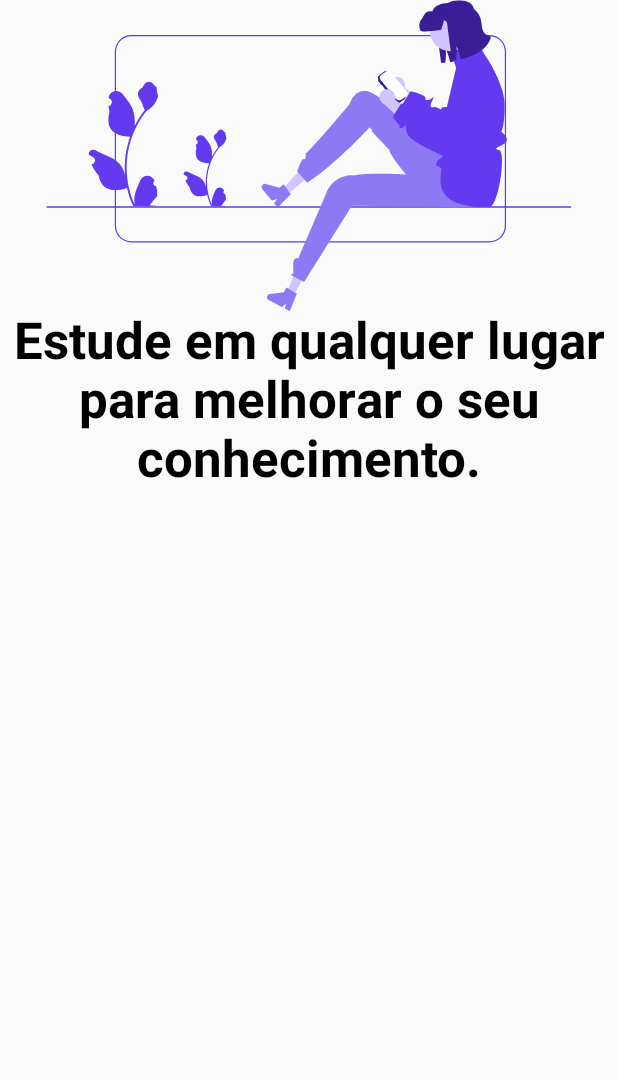
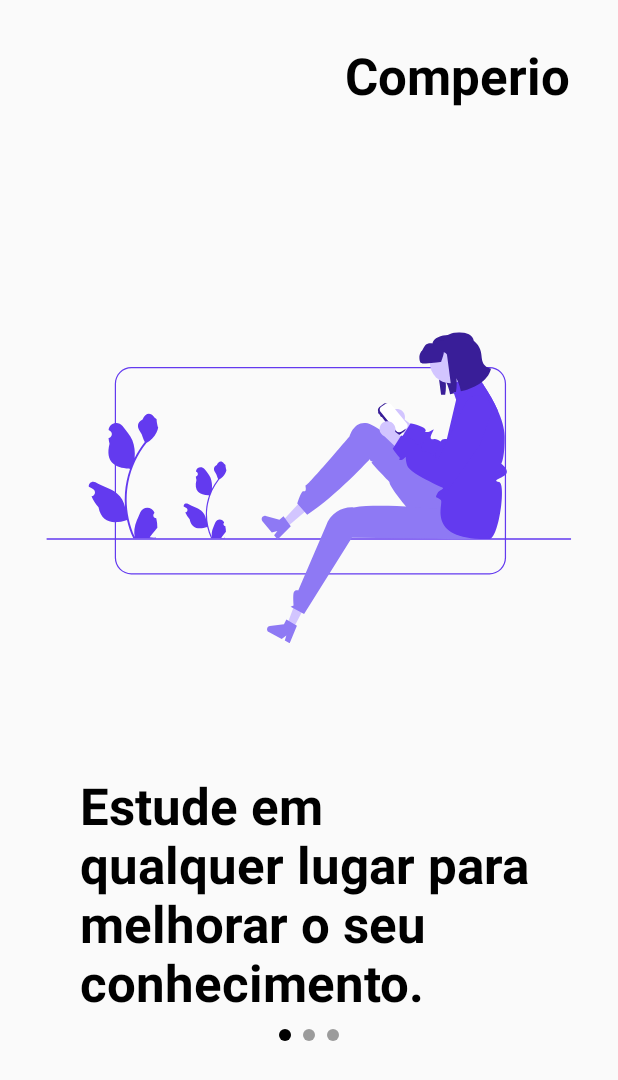
Before and after one commit to Nextness/Comperio, an Android app built with Jetpack Compose: the screen it shows after launch (MainActivity), on a phone screen of 412 x 824 dp. Shown: the top 1080 px of the screen. Run offline under Robolectric (Android 15) with nearby library versions, the phone set to English and light mode, and no system bars; our stand-ins replace Dagger/Hilt's generated code, accompanist; 3 statements that could not run were skipped.

Commit message:
Updating Onboarding Pages (#6)

```diff
--- a/app/src/main/AndroidManifest.xml
+++ b/app/src/main/AndroidManifest.xml
@@ -25,7 +25,8 @@
 
             <meta-data
                 android:name="android.app.lib_name"
-                android:value="" />
+                android:value=""
+                />
         </activity>
     </application>
 
--- a/app/src/main/java/com/research/comperio/screens/onboarding/OnboardingScreen.kt
+++ b/app/src/main/java/com/research/comperio/screens/onboarding/OnboardingScreen.kt
@@ -44,29 +44,49 @@ fun OnboardingScreen(
     val pagerState = rememberPagerState(pageCount = 3)
 
     Column(modifier = Modifier.fillMaxSize()) {
+        Row(modifier = Modifier
+            .fillMaxWidth(),
+            horizontalArrangement = Arrangement.End){
+            Text(
+                modifier = Modifier
+                    .padding(
+                        end = 32.dp,
+                        top = 32.dp
+                    ),
+                text = "Comperio",
+                fontWeight = FontWeight.Bold,
+                // TODO: Fix the size of the font to fit the correct UI system.
+                fontSize = MaterialTheme.typography.h4.fontSize
+            )
+        }
+
+        Spacer(modifier = Modifier.size(150.dp))
+
         HorizontalPager(
             state = pagerState,
             verticalAlignment = Alignment.Top
         ) { position ->
             PagerScreen(onBoardingPage = pages[position])
         }
+
         HorizontalPagerIndicator(
             modifier = Modifier.align(Alignment.CenterHorizontally),
             pagerState = pagerState
         )
+
         CompletionButton(Modifier, pagerState) {
             welcomeViewModel.saveOnboardingState(completed = true)
             navController.popBackStack()
             navController.navigate(ScreenHolder.HomeScreenHolder.route)
         }
+
     }
 }
 
 @Composable
 fun PagerScreen(onBoardingPage: OnboardingPage){
     Column(
-        modifier = Modifier
-            .fillMaxSize(),
+        modifier = Modifier.fillMaxWidth(),
         horizontalAlignment = Alignment.CenterHorizontally,
         verticalArrangement = Arrangement.Top,
     ) {
@@ -75,12 +95,17 @@ fun PagerScreen(onBoardingPage: OnboardingPage){
             painter = painterResource(id = onBoardingPage.image),
             contentDescription = "Pager Description"
         )
+
+        Spacer(modifier = Modifier.size(79.dp))
+
         Text(
-            modifier = Modifier,
+            modifier = Modifier
+                .width(326.dp)
+                .padding(10.dp),
             text = stringResource(onBoardingPage.title),
             fontSize = MaterialTheme.typography.h4.fontSize,
             fontWeight = FontWeight.Bold,
-            textAlign = TextAlign.Center,
+            textAlign = TextAlign.Left,
         )
     }
 }
@@ -106,7 +131,7 @@ fun CompletionButton(modifier: Modifier, pagerState: PagerState, onClick: () ->
                     contentColor = Color.White
                 )
             ) {
-                Text(text = "Finish")
+                Text(text = "Concluir Introdução")
             }
         }
     }
@@ -124,7 +149,7 @@ fun SkipButton(modifier: Modifier, onClick: () -> Unit) {
 @Preview(showBackground = true)
 @Composable
 fun PreviewFirstOnboardingScreen() {
-    Column(modifier = Modifier.fillMaxSize()) {
+    Column(modifier = Modifier) {
         PagerScreen(onBoardingPage = OnboardingPage.Page01)
     }
 }
@@ -132,7 +157,7 @@ fun PreviewFirstOnboardingScreen() {
 @Preview(showBackground = true)
 @Composable
 fun PreviewSecondOnboardingScreen() {
-    Column(modifier = Modifier.fillMaxSize()) {
+    Column(modifier = Modifier) {
         PagerScreen(onBoardingPage = OnboardingPage.Page02)
     }
 }
@@ -140,7 +165,7 @@ fun PreviewSecondOnboardingScreen() {
 @Preview(showBackground = true)
 @Composable
 fun PreviewThirdOnboardingScreen() {
-    Column(modifier = Modifier.fillMaxSize()) {
+    Column(modifier = Modifier) {
         PagerScreen(onBoardingPage = OnboardingPage.Page03)
     }
 }
--- a/app/src/main/java/com/research/comperio/ui/theme/Type.kt
+++ b/app/src/main/java/com/research/comperio/ui/theme/Type.kt
@@ -1,10 +1,18 @@
 package com.research.comperio.ui.theme
 
+import androidx.compose.material3.Text
 import androidx.compose.material3.Typography
 import androidx.compose.ui.text.TextStyle
+import androidx.compose.ui.text.font.Font
 import androidx.compose.ui.text.font.FontFamily
 import androidx.compose.ui.text.font.FontWeight
 import androidx.compose.ui.unit.sp
+import com.research.comperio.R
+
+val Satoshi = FontFamily(
+    Font(R.font.satoshi_regular),
+    Font(R.font.satoshi_bold, FontWeight.Bold)
+)
 
 // Set of Material typography styles to start with
 val Typography = Typography(
```
Also changed, not shown: app/src/main/res/font/satoshi_black.ttf (added), app/src/main/res/font/satoshi_black_italic.ttf (added), app/src/main/res/font/satoshi_bold.ttf (added), app/src/main/res/font/satoshi_bold_italic.ttf (added), app/src/main/res/font/satoshi_italic.ttf (added), app/src/main/res/font/satoshi_light.ttf (added), app/src/main/res/font/satoshi_light_italic.ttf (added), app/src/main/res/font/satoshi_medium.ttf (added), app/src/main/res/font/satoshi_medium_italic.ttf (added), app/src/main/res/font/satoshi_regular.ttf (added), app/src/main/res/font/satoshi_variable.ttf (added), app/src/main/res/font/satoshi_variable_italic.ttf (added).
